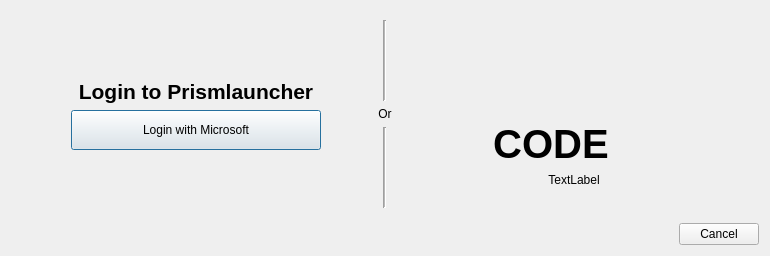
Old version of the form launcher/ui/dialogs/MSALoginDialog.ui in the repository FreesmTeam/FreesmLauncher.
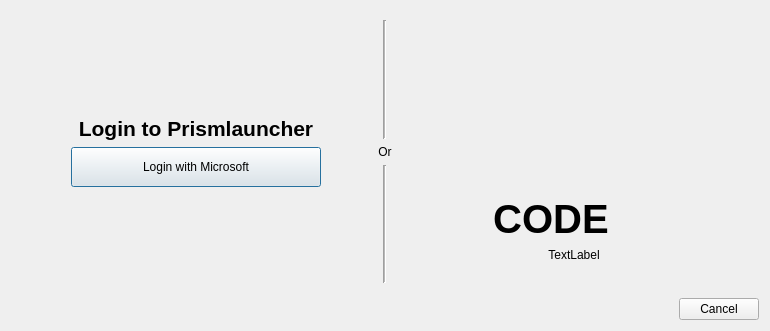
New version of the form. Icons and pictures are not drawn.

Commit message: increase qr code size

Patch:
```diff
--- a/launcher/ui/dialogs/MSALoginDialog.ui
+++ b/launcher/ui/dialogs/MSALoginDialog.ui
@@ -7,7 +7,7 @@
     <x>0</x>
     <y>0</y>
     <width>770</width>
-    <height>256</height>
+    <height>331</height>
    </rect>
   </property>
   <property name="windowTitle">
@@ -270,14 +270,14 @@
               <widget class="QLabel" name="qr">
                <property name="minimumSize">
                 <size>
-                 <width>75</width>
-                 <height>75</height>
+                 <width>150</width>
+                 <height>150</height>
                 </size>
                </property>
                <property name="maximumSize">
                 <size>
-                 <width>100</width>
-                 <height>100</height>
+                 <width>200</width>
+                 <height>200</height>
                 </size>
                </property>
                <property name="text">
```
The commit also changes 1 other file.
